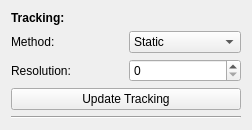
Qt form qt_ui/AttributesAnnotation.ui (FilmColors/VIAN) before a commit.
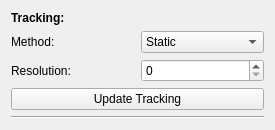
The same form after that commit.

```diff
--- a/qt_ui/AttributesAnnotation.ui
+++ b/qt_ui/AttributesAnnotation.ui
@@ -6,8 +6,8 @@
    <rect>
     <x>0</x>
     <y>0</y>
-    <width>252</width>
-    <height>111</height>
+    <width>275</width>
+    <height>127</height>
    </rect>
   </property>
   <property name="windowTitle">
```
